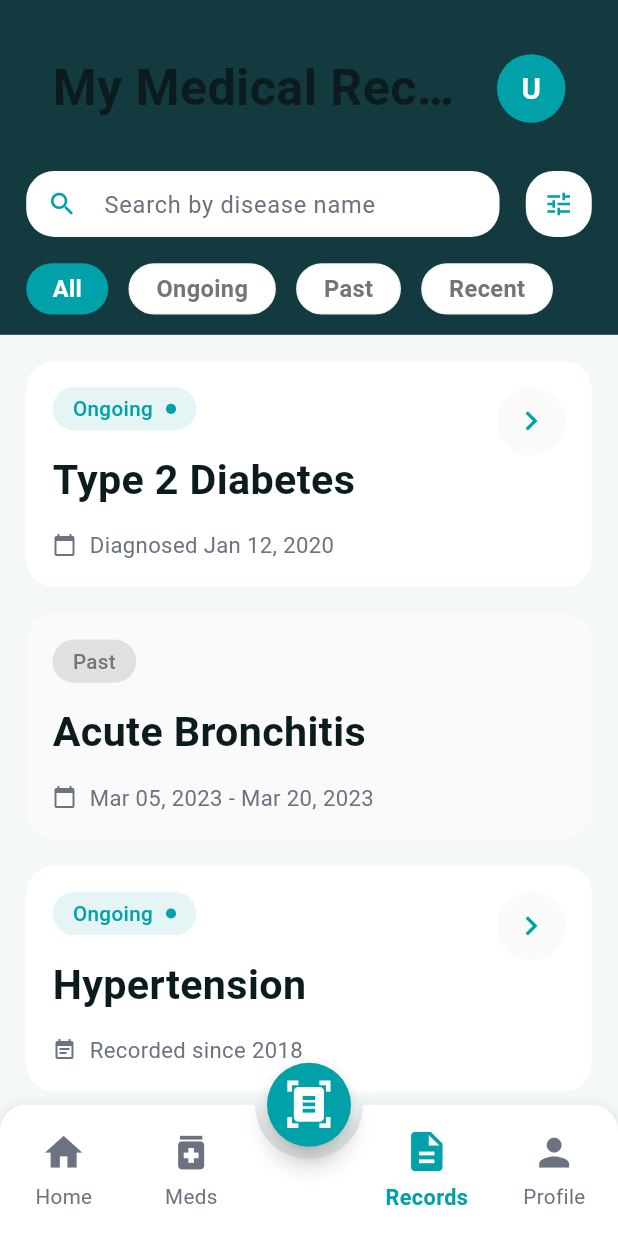
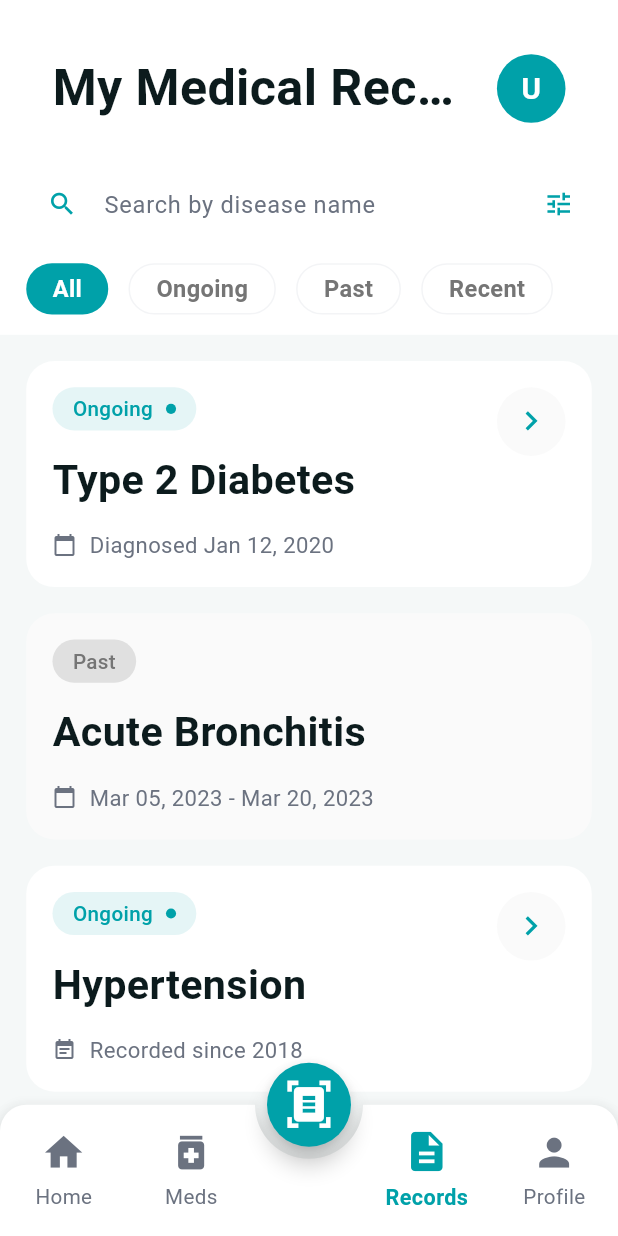
Before and after one commit to Cureta-GP/Cureta-Frontend, a Flutter app: the UserRecordsView screen opened by its route, on a phone screen of 412 x 824 dp. Run offline on Flutter 3.47's test engine with Material 3 defaults, Android fonts, the phone set to English and light mode, and no system bars; drawn by our look-alikes of animated_bottom_navigation_bar; our stand-ins replace dio, easy_localization, go_router, rive.

Commit message:
Centralize AppColors constants, use background
Introduce shared light/dark color constants in AppColors and replace many inline Color literals with these constants for clearer organization and easier maintenance. Also update UserRecordsTopSection to use colors.background instead of colors.primaryDark so the top section follows the theme background. No behavioral changes intended; purely a refactor for consistency.

```diff
--- a/lib/core/theme/app_colors.dart
+++ b/lib/core/theme/app_colors.dart
@@ -74,11 +74,25 @@ class AppColors extends ThemeExtension<AppColors> {
   final Color medicalRecordDetailPdfIcon;
   final Color medicalRecordDetailDanger;
 
+  static const Color _lightBackground = Color(0xFFFFFFFF);
+  static const Color _lightProgressTrack = Color(0xFFE5E7EB);
+  static const Color _lightNeutralBorder = Color(0xFFF3F4F6);
+  static const Color _lightDanger = Color(0xFFEF4444);
+
+  static const Color _darkBackground = Color(0xFF133A3E);
+  static const Color _darkSurface = Color(0xFF1C2328);
+  static const Color _darkHeading = Color(0xFFF5F5F5);
+  static const Color _darkMuted = Color(0xFFB0BEC5);
+  static const Color _darkHint = Color(0xFF90A4AE);
+  static const Color _darkDivider = Color(0xFF37474F);
+  static const Color _darkAccentSoft = Color(0xFF2A3D40);
+  static const Color _darkDanger = Color(0xFFF87171);
+
   static const light = AppColors(
     primary: Color(0xFF00A1A9),
     primaryDark: Color(0xFF133A3E),
     secondary: Color(0xFFEDF7F8),
-    background: Color(0xFFFFFFFF),
+    background: _lightBackground,
     surface: Color(0xFFFAFAFA),
     error: Color(0xFFB00020),
     textPrimary: Color(0xFF212121),
@@ -90,53 +104,53 @@ class AppColors extends ThemeExtension<AppColors> {
     medicalRecordHeading: Color(0xFF111827),
     medicalRecordMuted: Color(0xFF6B7280),
     medicalRecordProgressText: Color(0xFF9CA3AF),
-    medicalRecordProgressTrack: Color(0xFFE5E7EB),
+    medicalRecordProgressTrack: _lightProgressTrack,
     medicalRecordInputHint: Color(0xFF888B93),
     medicalRecordInputBorder: Color(0xFFF2F2F2),
-    medicalRecordCard: Color(0xFFFFFFFF),
+    medicalRecordCard: _lightBackground,
     medicalRecordAccentSoft: Color(0xFFE5F5F6),
     medicalRecordStrongText: Color(0xFF0C1B1D),
     medicalRecordSecondaryStrong: Color(0xFF4A686A),
-    medicalRecordOptionBorder: Color(0xFFF3F4F6),
-    medicalRecordUploadCardBorder: Color(0xFFE5E7EB),
+    medicalRecordOptionBorder: _lightNeutralBorder,
+    medicalRecordUploadCardBorder: _lightProgressTrack,
     medicalRecordUploadPrescriptionBg: Color(0xFFE7FBFD),
     medicalRecordUploadPrescriptionIcon: Color(0xFF13DDEC),
     medicalRecordUploadLabBg: Color(0xFFFFF7ED),
     medicalRecordUploadLabIcon: Color(0xFFF97316),
     medicalRecordUploadScanBg: Color(0xFFEFF6FF),
     medicalRecordUploadScanIcon: Color(0xFF3B82F6),
-    medicalRecordUploadAddButtonBg: Color(0xFFF3F4F6),
+    medicalRecordUploadAddButtonBg: _lightNeutralBorder,
     medicalRecordDetailPdfBg: Color(0xFFFEF2F2),
-    medicalRecordDetailPdfIcon: Color(0xFFEF4444),
-    medicalRecordDetailDanger: Color(0xFFEF4444),
+    medicalRecordDetailPdfIcon: _lightDanger,
+    medicalRecordDetailDanger: _lightDanger,
   );
 
   static const dark = AppColors(
     primary: Color(0xFF00A1A9),
     primaryDark: Color(0xFF133A3E),
     secondary: Color(0xFF1D2B2D),
-    background: Color(0xFF133A3E),
-    surface: Color(0xFF1C2328),
+    background: _darkBackground,
+    surface: _darkSurface,
     error: Color(0xFFCF6679),
-    textPrimary: Color(0xFFF5F5F5),
-    textSecondary: Color(0xFFB0BEC5),
-    textHint: Color(0xFF90A4AE),
-    divider: Color(0xFF37474F),
-    icon: Color(0xFFB0BEC5),
-    medicalRecordBackground: Color(0xFF133A3E),
-    medicalRecordHeading: Color(0xFFF5F5F5),
-    medicalRecordMuted: Color(0xFFB0BEC5),
-    medicalRecordProgressText: Color(0xFF90A4AE),
-    medicalRecordProgressTrack: Color(0xFF37474F),
-    medicalRecordInputHint: Color(0xFF90A4AE),
-    medicalRecordInputBorder: Color(0xFF37474F),
-    medicalRecordCard: Color(0xFF1C2328),
-    medicalRecordAccentSoft: Color(0xFF2A3D40),
-    medicalRecordStrongText: Color(0xFFF5F5F5),
-    medicalRecordSecondaryStrong: Color(0xFFB0BEC5),
-    medicalRecordOptionBorder: Color(0xFF37474F),
-    medicalRecordUploadCardBorder: Color(0xFF37474F),
-    medicalRecordUploadPrescriptionBg: Color(0xFF2A3D40),
+    textPrimary: _darkHeading,
+    textSecondary: _darkMuted,
+    textHint: _darkHint,
+    divider: _darkDivider,
+    icon: _darkMuted,
+    medicalRecordBackground: _darkBackground,
+    medicalRecordHeading: _darkHeading,
+    medicalRecordMuted: _darkMuted,
+    medicalRecordProgressText: _darkHint,
+    medicalRecordProgressTrack: _darkDivider,
+    medicalRecordInputHint: _darkHint,
+    medicalRecordInputBorder: _darkDivider,
+    medicalRecordCard: _darkSurface,
+    medicalRecordAccentSoft: _darkAccentSoft,
+    medicalRecordStrongText: _darkHeading,
+    medicalRecordSecondaryStrong: _darkMuted,
+    medicalRecordOptionBorder: _darkDivider,
+    medicalRecordUploadCardBorder: _darkDivider,
+    medicalRecordUploadPrescriptionBg: _darkAccentSoft,
     medicalRecordUploadPrescriptionIcon: Color(0xFF4DDDE7),
     medicalRecordUploadLabBg: Color(0xFF3D3127),
     medicalRecordUploadLabIcon: Color(0xFFF9A15B),
@@ -144,8 +158,8 @@ class AppColors extends ThemeExtension<AppColors> {
     medicalRecordUploadScanIcon: Color(0xFF70A8F8),
     medicalRecordUploadAddButtonBg: Color(0xFF2A3238),
     medicalRecordDetailPdfBg: Color(0xFF3D2727),
-    medicalRecordDetailPdfIcon: Color(0xFFF87171),
-    medicalRecordDetailDanger: Color(0xFFF87171),
+    medicalRecordDetailPdfIcon: _darkDanger,
+    medicalRecordDetailDanger: _darkDanger,
   );
 
   static AppColors fromBrightness(Brightness brightness) {
--- a/lib/features/medical_records/widgets/user_records_top_section.dart
+++ b/lib/features/medical_records/widgets/user_records_top_section.dart
@@ -25,7 +25,7 @@ class UserRecordsTopSection extends StatelessWidget {
     final spacing = context.spacing;
 
     return Container(
-      color: colors.primaryDark,
+      color: colors.background,
       padding: EdgeInsets.fromLTRB(
         spacing.lg,
         spacing.lg,
```
